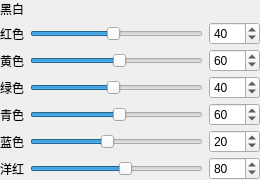
Above: psDemo/ui/adj/adjblackandwhite.ui from littletenyuan01/photoshopDemo before the change. Below: the same form after it.
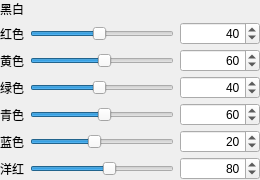
That is the form after the change.

The edit to the form file:
```diff
--- a/psDemo/ui/adj/adjblackandwhite.ui
+++ b/psDemo/ui/adj/adjblackandwhite.ui
@@ -27,6 +27,12 @@
               </item>
               <item row="0" column="1">
                <widget class="QSlider" name="slider_reds">
+                <property name="sizePolicy">
+                 <sizepolicy hsizetype="Expanding" vsizetype="Fixed">
+                  <horstretch>1</horstretch>
+                  <verstretch>0</verstretch>
+                 </sizepolicy>
+                </property>
                 <property name="orientation"><enum>Qt::Orientation::Horizontal</enum></property>
                 <property name="minimum"><number>-200</number></property>
                 <property name="maximum"><number>300</number></property>
@@ -35,6 +41,27 @@
               </item>
               <item row="0" column="2">
                <widget class="QSpinBox" name="spin_reds">
+                <property name="sizePolicy">
+                 <sizepolicy hsizetype="Fixed" vsizetype="Fixed">
+                  <horstretch>0</horstretch>
+                  <verstretch>0</verstretch>
+                 </sizepolicy>
+                </property>
+                <property name="minimumSize">
+                 <size>
+                  <width>80</width>
+                  <height>0</height>
+                 </size>
+                </property>
+                <property name="maximumSize">
+                 <size>
+                  <width>96</width>
+                  <height>16777215</height>
+                 </size>
+                </property>
+                <property name="alignment">
+                 <set>Qt::AlignmentFlag::AlignRight|Qt::AlignmentFlag::AlignVCenter</set>
+                </property>
                 <property name="minimum"><number>-200</number></property>
                 <property name="maximum"><number>300</number></property>
                 <property name="value"><number>40</number></property>
@@ -47,6 +74,12 @@
               </item>
               <item row="1" column="1">
                <widget class="QSlider" name="slider_yellows">
+                <property name="sizePolicy">
+                 <sizepolicy hsizetype="Expanding" vsizetype="Fixed">
+                  <horstretch>1</horstretch>
+                  <verstretch>0</verstretch>
+                 </sizepolicy>
+                </property>
                 <property name="orientation"><enum>Qt::Orientation::Horizontal</enum></property>
                 <property name="minimum"><number>-200</number></property>
                 <property name="maximum"><number>300</number></property>
@@ -55,6 +88,27 @@
               </item>
               <item row="1" column="2">
                <widget class="QSpinBox" name="spin_yellows">
+                <property name="sizePolicy">
+                 <sizepolicy hsizetype="Fixed" vsizetype="Fixed">
+                  <horstretch>0</horstretch>
+                  <verstretch>0</verstretch>
+                 </sizepolicy>
+                </property>
+                <property name="minimumSize">
+                 <size>
+                  <width>80</width>
+                  <height>0</height>
+                 </size>
+                </property>
+                <property name="maximumSize">
+                 <size>
+                  <width>96</width>
+                  <height>16777215</height>
+                 </size>
+                </property>
+                <property name="alignment">
+                 <set>Qt::AlignmentFlag::AlignRight|Qt::AlignmentFlag::AlignVCenter</set>
+                </property>
                 <property name="minimum"><number>-200</number></property>
                 <property name="maximum"><number>300</number></property>
                 <property name="value"><number>60</number></property>
@@ -67,6 +121,12 @@
               </item>
               <item row="2" column="1">
                <widget class="QSlider" name="slider_greens">
+                <property name="sizePolicy">
+                 <sizepolicy hsizetype="Expanding" vsizetype="Fixed">
+                  <horstretch>1</horstretch>
+                  <verstretch>0</verstretch>
+                 </sizepolicy>
+                </property>
                 <property name="orientation"><enum>Qt::Orientation::Horizontal</enum></property>
                 <property name="minimum"><number>-200</number></property>
                 <property name="maximum"><number>300</number></property>
@@ -75,6 +135,27 @@
               </item>
               <item row="2" column="2">
                <widget class="QSpinBox" name="spin_greens">
+                <property name="sizePolicy">
+                 <sizepolicy hsizetype="Fixed" vsizetype="Fixed">
+                  <horstretch>0</horstretch>
+                  <verstretch>0</verstretch>
+                 </sizepolicy>
+                </property>
+                <property name="minimumSize">
+                 <size>
+                  <width>80</width>
+                  <height>0</height>
+                 </size>
+                </property>
+                <property name="maximumSize">
+                 <size>
+                  <width>96</width>
+                  <height>16777215</height>
+                 </size>
+                </property>
+                <property name="alignment">
+                 <set>Qt::AlignmentFlag::AlignRight|Qt::AlignmentFlag::AlignVCenter</set>
+                </property>
                 <property name="minimum"><number>-200</number></property>
                 <property name="maximum"><number>300</number></property>
                 <property name="value"><number>40</number></property>
@@ -87,6 +168,12 @@
               </item>
               <item row="3" column="1">
                <widget class="QSlider" name="slider_cyans">
+                <property name="sizePolicy">
+                 <sizepolicy hsizetype="Expanding" vsizetype="Fixed">
+                  <horstretch>1</horstretch>
+                  <verstretch>0</verstretch>
+                 </sizepolicy>
+                </property>
                 <property name="orientation"><enum>Qt::Orientation::Horizontal</enum></property>
                 <property name="minimum"><number>-200</number></property>
                 <property name="maximum"><number>300</number></property>
@@ -95,6 +182,27 @@
               </item>
               <item row="3" column="2">
                <widget class="QSpinBox" name="spin_cyans">
+                <property name="sizePolicy">
+                 <sizepolicy hsizetype="Fixed" vsizetype="Fixed">
+                  <horstretch>0</horstretch>
+                  <verstretch>0</verstretch>
+                 </sizepolicy>
+                </property>
+                <property name="minimumSize">
+                 <size>
+                  <width>80</width>
+                  <height>0</height>
+                 </size>
+                </property>
+                <property name="maximumSize">
+                 <size>
+                  <width>96</width>
+                  <height>16777215</height>
+                 </size>
+                </property>
+                <property name="alignment">
+                 <set>Qt::AlignmentFlag::AlignRight|Qt::AlignmentFlag::AlignVCenter</set>
+                </property>
                 <property name="minimum"><number>-200</number></property>
                 <property name="maximum"><number>300</number></property>
                 <property name="value"><number>60</number></property>
@@ -107,6 +215,12 @@
               </item>
               <item row="4" column="1">
                <widget class="QSlider" name="slider_blues">
+                <property name="sizePolicy">
+                 <sizepolicy hsizetype="Expanding" vsizetype="Fixed">
+                  <horstretch>1</horstretch>
+                  <verstretch>0</verstretch>
+                 </sizepolicy>
+                </property>
                 <property name="orientation"><enum>Qt::Orientation::Horizontal</enum></property>
                 <property name="minimum"><number>-200</number></property>
                 <property name="maximum"><number>300</number></property>
@@ -115,6 +229,27 @@
               </item>
               <item row="4" column="2">
                <widget class="QSpinBox" name="spin_blues">
+                <property name="sizePolicy">
+                 <sizepolicy hsizetype="Fixed" vsizetype="Fixed">
+                  <horstretch>0</horstretch>
+                  <verstretch>0</verstretch>
+                 </sizepolicy>
+                </property>
+                <property name="minimumSize">
+                 <size>
+                  <width>80</width>
+                  <height>0</height>
+                 </size>
+                </property>
+                <property name="maximumSize">
+                 <size>
+                  <width>96</width>
+                  <height>16777215</height>
+                 </size>
+                </property>
+                <property name="alignment">
+                 <set>Qt::AlignmentFlag::AlignRight|Qt::AlignmentFlag::AlignVCenter</set>
+                </property>
                 <property name="minimum"><number>-200</number></property>
                 <property name="maximum"><number>300</number></property>
                 <property name="value"><number>20</number></property>
@@ -127,6 +262,12 @@
               </item>
               <item row="5" column="1">
                <widget class="QSlider" name="slider_magentas">
+                <property name="sizePolicy">
+                 <sizepolicy hsizetype="Expanding" vsizetype="Fixed">
+                  <horstretch>1</horstretch>
+                  <verstretch>0</verstretch>
+                 </sizepolicy>
+                </property>
                 <property name="orientation"><enum>Qt::Orientation::Horizontal</enum></property>
                 <property name="minimum"><number>-200</number></property>
                 <property name="maximum"><number>300</number></property>
@@ -135,6 +276,27 @@
               </item>
               <item row="5" column="2">
                <widget class="QSpinBox" name="spin_magentas">
+                <property name="sizePolicy">
+                 <sizepolicy hsizetype="Fixed" vsizetype="Fixed">
+                  <horstretch>0</horstretch>
+                  <verstretch>0</verstretch>
+                 </sizepolicy>
+                </property>
+                <property name="minimumSize">
+                 <size>
+                  <width>80</width>
+                  <height>0</height>
+                 </size>
+                </property>
+                <property name="maximumSize">
+                 <size>
+                  <width>96</width>
+                  <height>16777215</height>
+                 </size>
+                </property>
+                <property name="alignment">
+                 <set>Qt::AlignmentFlag::AlignRight|Qt::AlignmentFlag::AlignVCenter</set>
+                </property>
                 <property name="minimum"><number>-200</number></property>
                 <property name="maximum"><number>300</number></property>
                 <property name="value"><number>80</number></property>
```
Left out of the diff: 2 changed lines with no effect on the pictures.
